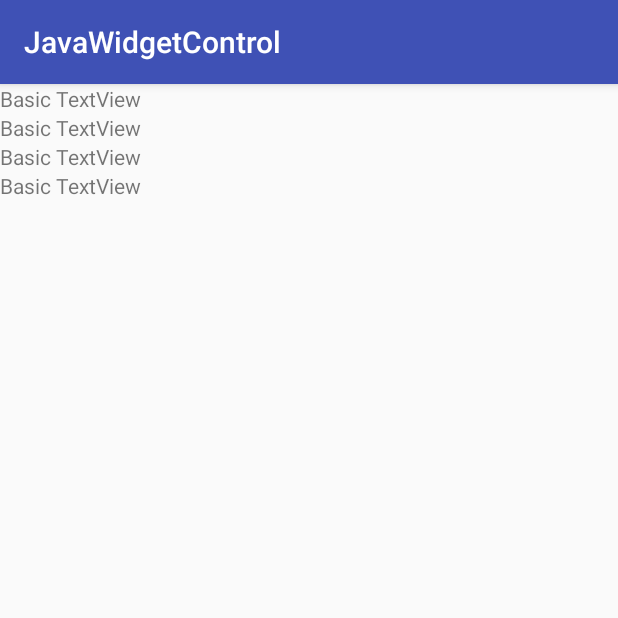
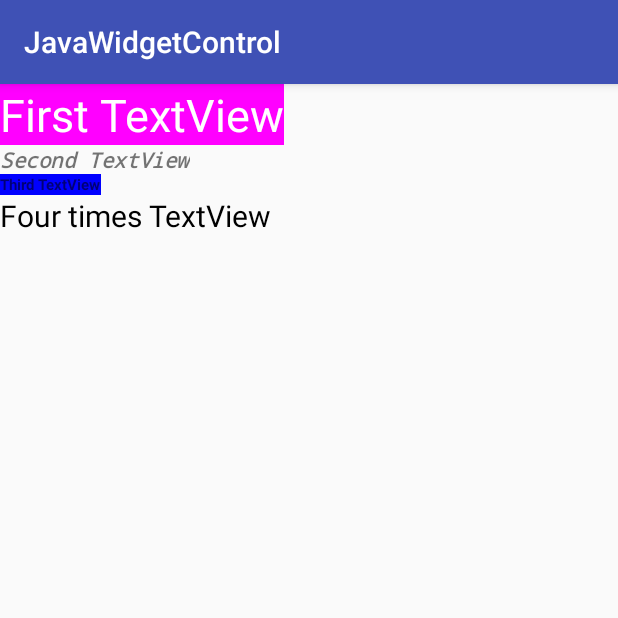
Before and after one commit to mykimn/JavaWidgetControl, an Android app: the screen it shows after launch (MainActivity), on a phone screen of 412 x 824 dp, the top half of it. Run offline under Robolectric (Android 15) with nearby library versions, the phone set to English and light mode, and no system bars.

Commit message:
#2 change widget in the java

```diff
--- a/app/src/main/java/minyoung9913/kr/hs/emirim/javawidgetcontrol/MainActivity.java
+++ b/app/src/main/java/minyoung9913/kr/hs/emirim/javawidgetcontrol/MainActivity.java
@@ -1,7 +1,10 @@
 package minyoung9913.kr.hs.emirim.javawidgetcontrol;
 
+import android.graphics.Color;
+import android.graphics.Typeface;
 import android.support.v7.app.AppCompatActivity;
 import android.os.Bundle;
+import android.widget.TextView;
 
 public class MainActivity extends AppCompatActivity {
 
@@ -9,5 +12,28 @@ public class MainActivity extends AppCompatActivity {
     protected void onCreate(Bundle savedInstanceState) {
         super.onCreate(savedInstanceState);
         setContentView(R.layout.activity_main);
-    }
+
+        TextView text1 = (TextView)findViewById(R.id.text1);
+        TextView text2 = (TextView)findViewById(R.id.text2);
+        TextView text3 = (TextView)findViewById(R.id.text3);
+        TextView text4 = (TextView)findViewById(R.id.text4);
+
+
+        text1.setText("First TextView");
+        text1.setTextSize(30);
+        text1.setBackgroundColor(Color.rgb(255,0,255));
+        text1.setTextColor(Color.WHITE);
+
+        text2.setText(R.string.text2_str);
+        text2.setTypeface(Typeface.MONOSPACE,Typeface.BOLD_ITALIC);
+
+        text3.setText("Third TextView");
+        text3.setTextSize(10);
+        text3.setTypeface(Typeface.SANS_SERIF,Typeface.BOLD);
+        text3.setBackgroundColor(Color.BLUE);
+
+        text4.setText(R.string.text4_str);
+        text4.setTextColor(Color.BLACK);
+        text4.setTextSize(20);
+     }
 }
--- a/app/src/main/res/values/strings.xml
+++ b/app/src/main/res/values/strings.xml
@@ -1,3 +1,5 @@
 <resources>
     <string name="app_name">JavaWidgetControl</string>
+    <string name="text2_str">Second TextView</string>
+    <string name="text4_str">Four times TextView</string>
 </resources>
```
